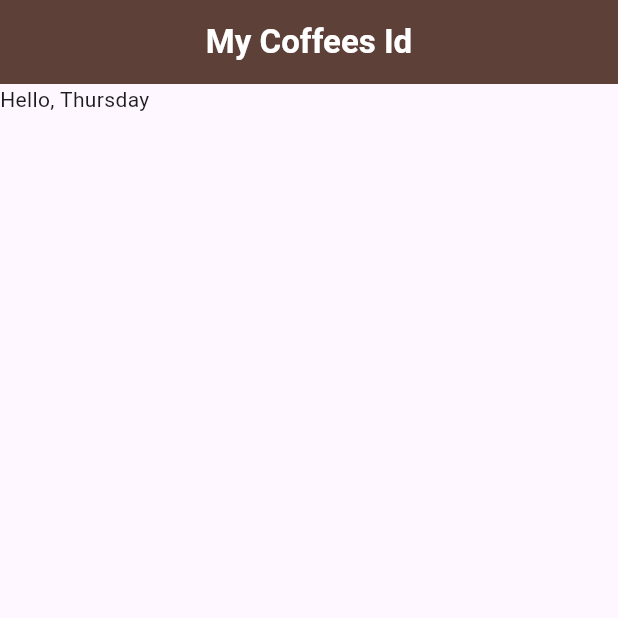
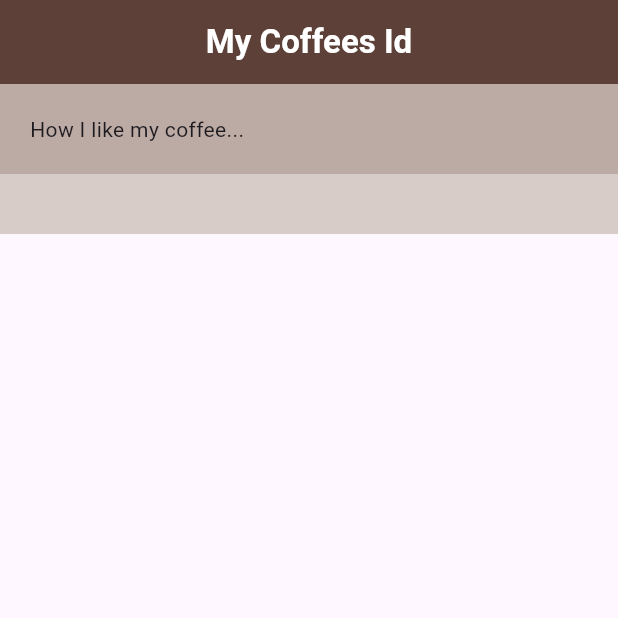
Before and after one commit to kahoragachau/coffee_card, a Flutter app: the screen it shows after launch, on a phone screen of 412 x 824 dp, the top half of it. Run offline on Flutter 3.47's test engine with Material 3 defaults, Android fonts, the phone set to English and light mode, and no system bars.

Commit message:
feat: Add Column

```diff
--- a/lib/home.dart
+++ b/lib/home.dart
@@ -14,7 +14,20 @@ class Home extends StatelessWidget {
         backgroundColor: Colors.brown[700],
         centerTitle: true,
       ),
-      body: const Text("Hello, Thursday"),
+      body: Column(
+        crossAxisAlignment: CrossAxisAlignment.stretch,
+        children: [
+          Container(
+            color: Colors.brown[200],
+            padding: const EdgeInsets.all(20),
+            child: const Text("How I like my coffee..."),
+          ),
+          Container(
+            color: Colors.brown[100],
+            padding: const EdgeInsets.all(20),
+          )
+        ],
+      ),
     );
   }
 }
```
